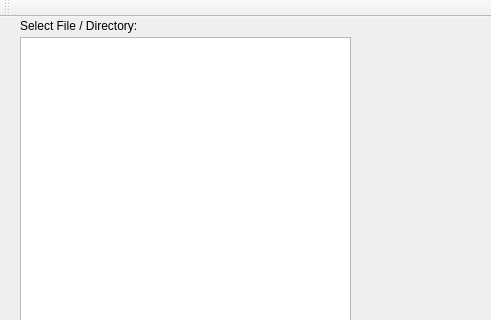
This is qt_creator_project/bbp-qt/mainwindow.ui in bestimmaa/batch-image-resizer-qt-opencv as Qt 5 draws it before an edit; both pictures show x 0 to 491 and y 0 to 320 of the 856 by 671 pixel window. The edited form follows.
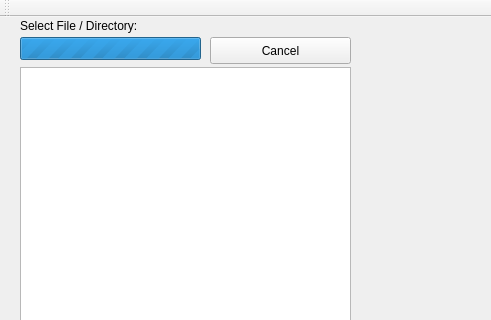
This is the edited form.

Commit message: cancel button

```diff
--- a/qt_creator_project/bbp-qt/mainwindow.ui
+++ b/qt_creator_project/bbp-qt/mainwindow.ui
@@ -15,12 +15,15 @@
   </property>
   <widget class="QWidget" name="centralWidget">
    <widget class="QTreeView" name="dirSelector">
+    <property name="enabled">
+     <bool>true</bool>
+    </property>
     <property name="geometry">
      <rect>
       <x>20</x>
-      <y>20</y>
+      <y>50</y>
       <width>331</width>
-      <height>571</height>
+      <height>541</height>
      </rect>
     </property>
    </widget>
@@ -50,6 +53,35 @@
      <string>Convert Files</string>
     </property>
    </widget>
+   <widget class="QProgressBar" name="progressBarLoadingFiles">
+    <property name="geometry">
+     <rect>
+      <x>20</x>
+      <y>20</y>
+      <width>181</width>
+      <height>23</height>
+     </rect>
+    </property>
+    <property name="maximum">
+     <number>0</number>
+    </property>
+    <property name="value">
+     <number>-1</number>
+    </property>
+   </widget>
+   <widget class="QPushButton" name="buttonCancel">
+    <property name="geometry">
+     <rect>
+      <x>210</x>
+      <y>20</y>
+      <width>141</width>
+      <height>27</height>
+     </rect>
+    </property>
+    <property name="text">
+     <string>Cancel</string>
+    </property>
+   </widget>
   </widget>
   <widget class="QMenuBar" name="menuBar">
    <property name="geometry">
```
Left out of the diff: 2 changed lines with no effect on the pictures. The commit also changes 3 other files.
